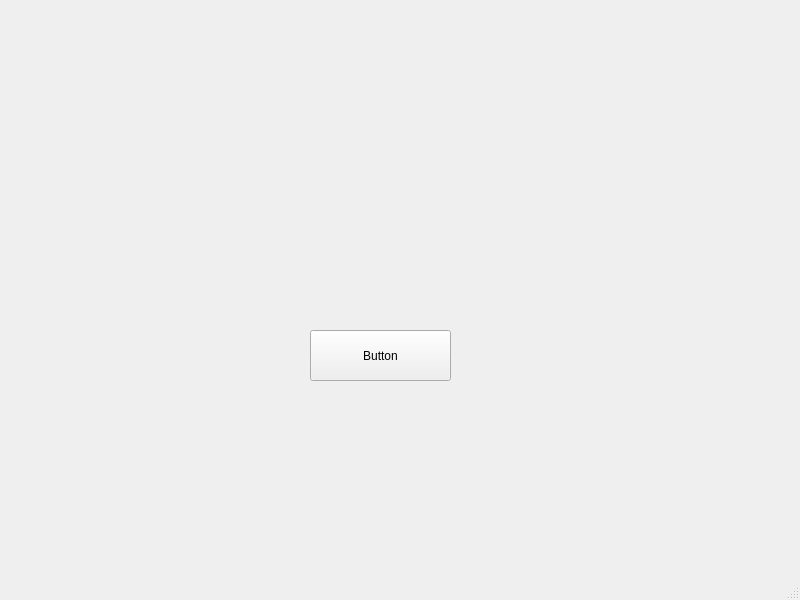
The window that QuintanaRanha/ventMain.ui (Martin-Quintana/Desenvolvemento-de-Interfaces) describes before a commit, drawn with Qt 5.
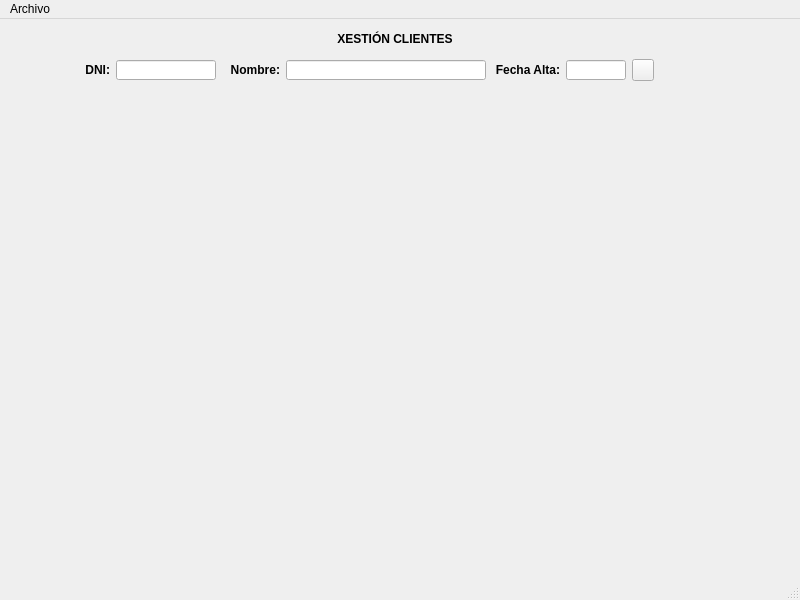
The same window after the commit. Icons and pictures are not drawn.

What changed in the file:
```diff
--- a/QuintanaRanha/ventMain.ui
+++ b/QuintanaRanha/ventMain.ui
@@ -10,22 +10,248 @@
     <height>600</height>
    </rect>
   </property>
+  <property name="minimumSize">
+   <size>
+    <width>800</width>
+    <height>600</height>
+   </size>
+  </property>
+  <property name="maximumSize">
+   <size>
+    <width>800</width>
+    <height>600</height>
+   </size>
+  </property>
   <property name="windowTitle">
    <string>Talleres Teis</string>
   </property>
   <widget class="QWidget" name="centralwidget">
-   <widget class="QPushButton" name="BtnStart">
+   <widget class="QLabel" name="lblTitulocli">
     <property name="geometry">
      <rect>
-      <x>310</x>
-      <y>330</y>
-      <width>141</width>
-      <height>51</height>
+      <x>320</x>
+      <y>10</y>
+      <width>150</width>
+      <height>20</height>
      </rect>
     </property>
+    <property name="minimumSize">
+     <size>
+      <width>150</width>
+      <height>20</height>
+     </size>
+    </property>
+    <property name="maximumSize">
+     <size>
+      <width>150</width>
+      <height>20</height>
+     </size>
+    </property>
+    <property name="font">
+     <font>
+      <pointsize>9</pointsize>
+      <weight>75</weight>
+      <bold>true</bold>
+     </font>
+    </property>
     <property name="text">
-     <string>Button</string>
+     <string>XESTIÓN CLIENTES</string>
     </property>
+    <property name="alignment">
+     <set>Qt::AlignCenter</set>
+    </property>
+   </widget>
+   <widget class="QWidget" name="">
+    <property name="geometry">
+     <rect>
+      <x>80</x>
+      <y>40</y>
+      <width>574</width>
+      <height>28</height>
+     </rect>
+    </property>
+    <layout class="QHBoxLayout" name="horizontalLayout">
+     <property name="sizeConstraint">
+      <enum>QLayout::SetMaximumSize</enum>
+     </property>
+     <item>
+      <widget class="QLabel" name="lblDni">
+       <property name="minimumSize">
+        <size>
+         <width>30</width>
+         <height>20</height>
+        </size>
+       </property>
+       <property name="maximumSize">
+        <size>
+         <width>30</width>
+         <height>20</height>
+        </size>
+       </property>
+       <property name="font">
+        <font>
+         <pointsize>9</pointsize>
+         <weight>75</weight>
+         <bold>true</bold>
+        </font>
+       </property>
+       <property name="text">
+        <string>DNI:</string>
+       </property>
+       <property name="alignment">
+        <set>Qt::AlignRight|Qt::AlignTrailing|Qt::AlignVCenter</set>
+       </property>
+      </widget>
+     </item>
+     <item>
+      <widget class="QLineEdit" name="txtDni">
+       <property name="minimumSize">
+        <size>
+         <width>100</width>
+         <height>20</height>
+        </size>
+       </property>
+       <property name="maximumSize">
+        <size>
+         <width>100</width>
+         <height>20</height>
+        </size>
+       </property>
+      </widget>
+     </item>
+     <item>
+      <spacer name="horizontalSpacer">
+       <property name="orientation">
+        <enum>Qt::Horizontal</enum>
+       </property>
+       <property name="sizeHint" stdset="0">
+        <size>
+         <width>50</width>
+         <height>20</height>
+        </size>
+       </property>
+      </spacer>
+     </item>
+     <item>
+      <widget class="QLabel" name="lblNombre">
+       <property name="minimumSize">
+        <size>
+         <width>50</width>
+         <height>20</height>
+        </size>
+       </property>
+       <property name="maximumSize">
+        <size>
+         <width>50</width>
+         <height>20</height>
+        </size>
+       </property>
+       <property name="font">
+        <font>
+         <pointsize>9</pointsize>
+         <weight>75</weight>
+         <bold>true</bold>
+        </font>
+       </property>
+       <property name="text">
+        <string>Nombre:</string>
+       </property>
+       <property name="alignment">
+        <set>Qt::AlignRight|Qt::AlignTrailing|Qt::AlignVCenter</set>
+       </property>
+      </widget>
+     </item>
+     <item>
+      <widget class="QLineEdit" name="txtNombre">
+       <property name="minimumSize">
+        <size>
+         <width>200</width>
+         <height>20</height>
+        </size>
+       </property>
+       <property name="maximumSize">
+        <size>
+         <width>200</width>
+         <height>20</height>
+        </size>
+       </property>
+      </widget>
+     </item>
+     <item>
+      <widget class="QLabel" name="lblFechaltacli">
+       <property name="minimumSize">
+        <size>
+         <width>68</width>
+         <height>20</height>
+        </size>
+       </property>
+       <property name="maximumSize">
+        <size>
+         <width>68</width>
+         <height>20</height>
+        </size>
+       </property>
+       <property name="font">
+        <font>
+         <pointsize>9</pointsize>
+         <weight>75</weight>
+         <bold>true</bold>
+        </font>
+       </property>
+       <property name="text">
+        <string>Fecha Alta:</string>
+       </property>
+       <property name="alignment">
+        <set>Qt::AlignRight|Qt::AlignTrailing|Qt::AlignVCenter</set>
+       </property>
+      </widget>
+     </item>
+     <item>
+      <widget class="QLineEdit" name="txtFechaltacli">
+       <property name="minimumSize">
+        <size>
+         <width>60</width>
+         <height>20</height>
+        </size>
+       </property>
+       <property name="maximumSize">
+        <size>
+         <width>60</width>
+         <height>20</height>
+        </size>
+       </property>
+      </widget>
+     </item>
+     <item>
+      <widget class="QPushButton" name="btnFechaltacli">
+       <property name="minimumSize">
+        <size>
+         <width>22</width>
+         <height>22</height>
+        </size>
+       </property>
+       <property name="maximumSize">
+        <size>
+         <width>22</width>
+         <height>22</height>
+        </size>
+       </property>
+       <property name="text">
+        <string/>
+       </property>
+       <property name="icon">
+        <iconset>
+         <normaloff>img/calendar.png</normaloff>img/calendar.png</iconset>
+       </property>
+       <property name="iconSize">
+        <size>
+         <width>19</width>
+         <height>19</height>
+        </size>
+       </property>
+      </widget>
+     </item>
+    </layout>
    </widget>
   </widget>
   <widget class="QMenuBar" name="menubar">
@@ -37,6 +263,13 @@
      <height>21</height>
     </rect>
    </property>
+   <widget class="QMenu" name="menuArchivo">
+    <property name="title">
+     <string>Archivo</string>
+    </property>
+    <addaction name="actionSalir"/>
+   </widget>
+   <addaction name="menuArchivo"/>
   </widget>
   <widget class="QStatusBar" name="statusbar"/>
  </widget>
```
Left out of the diff: 8 changed lines with no effect on the pictures.
